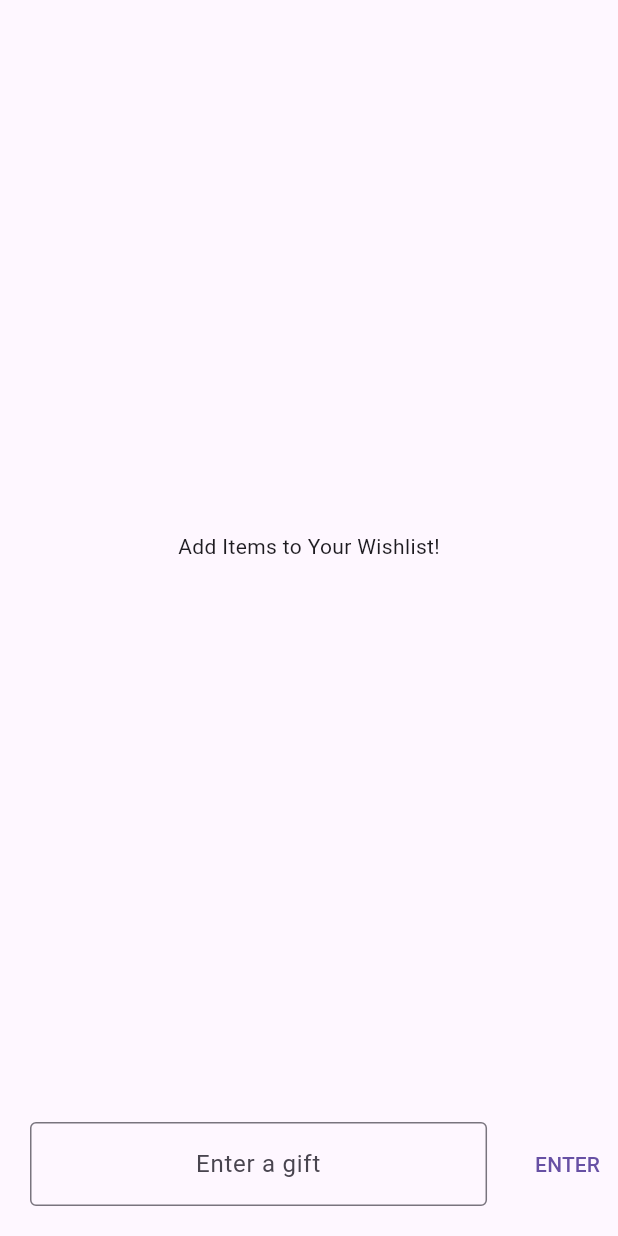
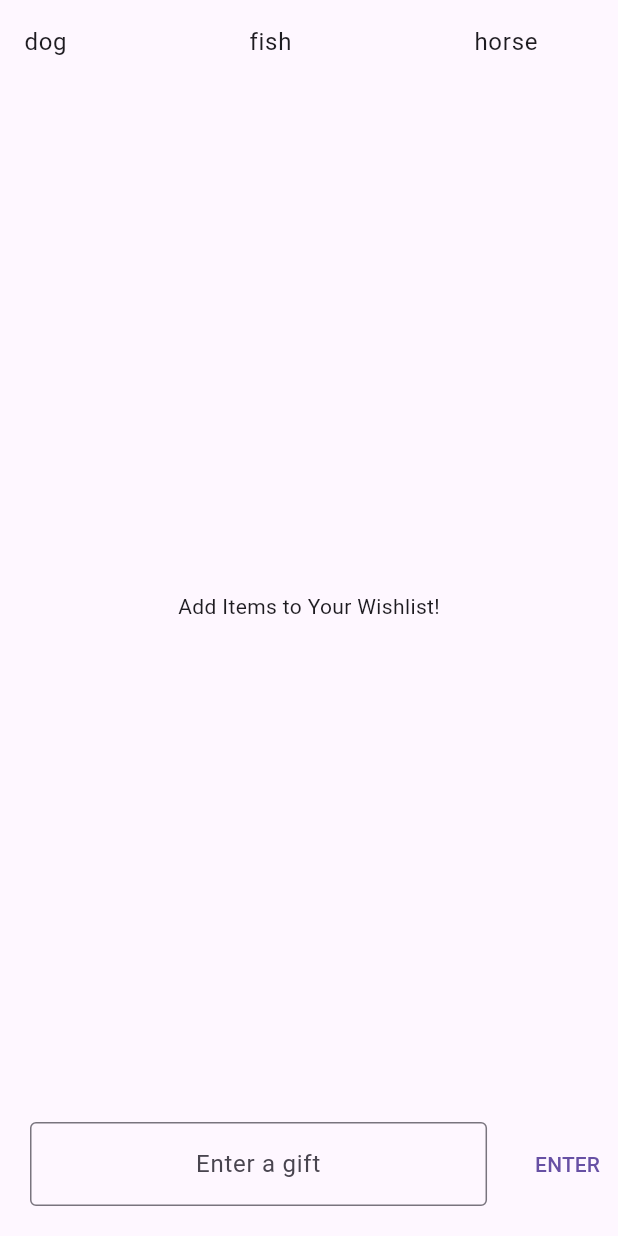
Before and after one commit to battafat/secret_santa, a Flutter app: the screen it shows after launch, on a phone screen of 412 x 824 dp. Run offline on Flutter 3.47's test engine with Material 3 defaults, Android fonts, the phone set to English and light mode, and no system bars; missing offline and left inert: flutter_sms.

Commit message:
home_app_bar launches: contained ListTile

```diff
--- a/lib/main.dart
+++ b/lib/main.dart
@@ -66,7 +66,9 @@ class _State extends State<MyApp> {
         Column(
         mainAxisAlignment: MainAxisAlignment.center,
         children: <Widget>[
-          // HomeAppBar(),
+          Flexible(
+          flex: 1,
+          child: HomeAppBar()),
           Expanded(
           flex: 8,
           //TODO: adjust 'Add Items to Your Wishlist!' higher up on screen
--- a/lib/src/features/wishlist/presentation/home_app_bar.dart
+++ b/lib/src/features/wishlist/presentation/home_app_bar.dart
@@ -8,18 +8,21 @@ class HomeAppBar extends StatelessWidget implements PreferredSizeWidget {
   Widget build(BuildContext context) {
     //TODO: decide whether it's worth it to convert participantsList to List<String>
     final participantsList = FakeParticipantsRepository.instance.getParticipantsList();
-    return SizedBox(
-      width: 300,
-      height: 300,
+    return Flexible(
+      flex: 1,
       child: ListView.builder(
           // itemExtent: 3.0,
           itemCount: participantsList.length,
           scrollDirection: Axis.horizontal,
           itemBuilder: (context, index) {
-          return ListTile(
-            key: Key('$index'),
-            title: Text(
-            participantsList[index].name));
+          return Container(
+            width: 150,
+            height: 150,
+            child: ListTile(
+              key: Key('$index'),
+              title: Text(
+              participantsList[index].name)),
+          );
           }
         ),
     );
```
